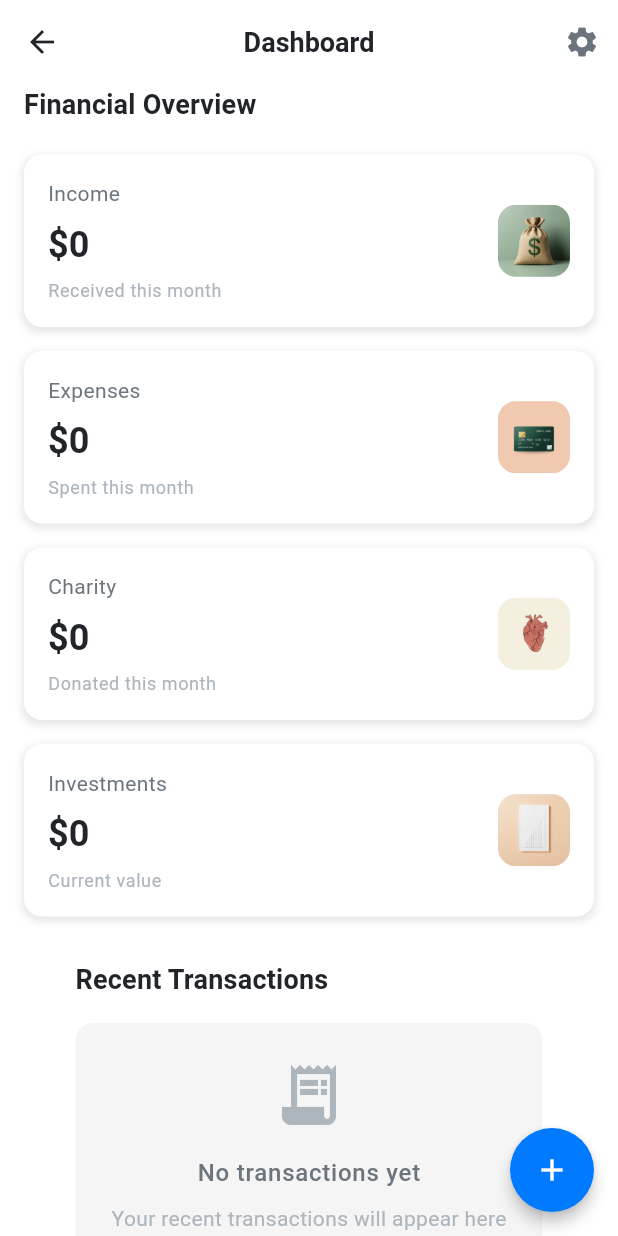
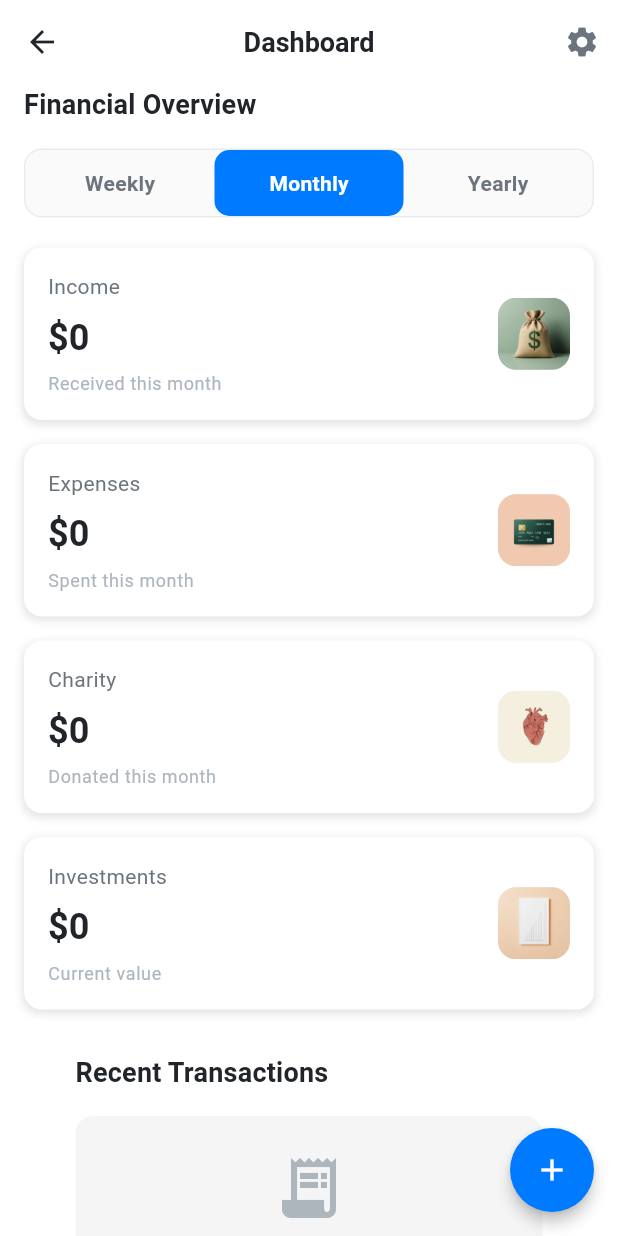
Before and after one commit to aminjafari-dev/money_flow, a Flutter app: the screen it shows after launch, on a phone screen of 412 x 824 dp. Run offline on Flutter 3.47's test engine with Material 3 defaults, Android fonts, the phone set to English and light mode, and no system bars; our stand-ins replace bloc, dartz, flutter_bloc, freezed_annotation, gap, get_it and 2 more; accounts and stored records are empty; Roboto replaces fonts that are missing (SF Pro Display).

Commit message:
Refactor dashboard feature to support time period selection and update Java version
- Updated build.gradle.kts to set Java version to 17 for improved compatibility.
- Introduced TimePeriod enum and TimePeriodSelector widget for selecting data view periods (weekly, monthly, yearly).
- Enhanced DashboardBloc to handle time period changes and updated event and state management accordingly.
- Modified DashboardPage and DashboardSummary to integrate time period selection functionality.
- Updated dashboard_event.dart and dashboard_state.dart to include time period parameters in relevant events and states.
- Improved transaction_item.dart layout for better visual consistency.

These changes enhance the dashboard's functionality by allowing users to select different time periods for data visualization, improving user experience and data interaction.

````diff
--- a/lib/features/dashboard/presentation/bloc/dashboard_bloc.dart
+++ b/lib/features/dashboard/presentation/bloc/dashboard_bloc.dart
@@ -6,6 +6,7 @@ import 'package:money_flow/features/dashboard/domain/usecases/refresh_dashboard_
 import 'package:money_flow/features/dashboard/domain/usecases/update_dashboard_data_usecase.dart';
 import 'package:money_flow/features/dashboard/presentation/bloc/dashboard_event.dart';
 import 'package:money_flow/features/dashboard/presentation/bloc/dashboard_state.dart';
+import 'package:money_flow/features/dashboard/presentation/widgets/time_period_selector.dart';
 
 /// BLoC for managing dashboard-related operations.
 /// This BLoC handles all dashboard-related events and state management.
@@ -63,17 +64,22 @@ class DashboardBloc extends Bloc<DashboardEvent, DashboardState> {
            refreshDashboardData: RefreshDashboardDataState.initial(),
            getCachedDashboardData: GetCachedDashboardDataState.initial(),
            updateDashboardData: UpdateDashboardDataState.initial(),
+           selectedTimePeriod: TimePeriod.monthly,
          ),
        ) {
     // Register event handlers
     on<DashboardEvent>((event, emit) async {
       await event.when(
-        getDashboardData: (userId) => _onGetDashboardData(userId, emit),
-        refreshDashboardData: (userId) => _onRefreshDashboardData(userId, emit),
+        getDashboardData: (userId, timePeriod) =>
+            _onGetDashboardData(userId, timePeriod, emit),
+        refreshDashboardData: (userId, timePeriod) =>
+            _onRefreshDashboardData(userId, timePeriod, emit),
         getCachedDashboardData: (userId) =>
             _onGetCachedDashboardData(userId, emit),
         updateDashboardData: (userId, dashboard) =>
             _onUpdateDashboardData(userId, dashboard, emit),
+        changeTimePeriod: (userId, timePeriod) =>
+            _onChangeTimePeriod(userId, timePeriod, emit),
       );
     });
   }
@@ -83,14 +89,16 @@ class DashboardBloc extends Bloc<DashboardEvent, DashboardState> {
   ///
   /// Parameters:
   /// - [userId]: Unique identifier for the user
+  /// - [timePeriod]: Time period for the data
   /// - [emit]: State emitter for updating the state
   ///
   /// Usage Example:
   /// ```dart
-  /// await _onGetDashboardData('user123', emit);
+  /// await _onGetDashboardData('user123', TimePeriod.monthly, emit);
   /// ```
   Future<void> _onGetDashboardData(
     String userId,
+    TimePeriod timePeriod,
     Emitter<DashboardState> emit,
   ) async {
     // Check if emit is still valid
@@ -141,14 +149,16 @@ class DashboardBloc extends Bloc<DashboardEvent, DashboardState> {
   ///
   /// Parameters:
   /// - [userId]: Unique identifier for the user
+  /// - [timePeriod]: Time period for the data
   /// - [emit]: State emitter for updating the state
   ///
   /// Usage Example:
   /// ```dart
-  /// await _onRefreshDashboardData('user123', emit);
+  /// await _onRefreshDashboardData('user123', TimePeriod.weekly, emit);
   /// ```
   Future<void> _onRefreshDashboardData(
     String userId,
+    TimePeriod timePeriod,
     Emitter<DashboardState> emit,
   ) async {
     // Check if emit is still valid
@@ -328,6 +338,33 @@ class DashboardBloc extends Bloc<DashboardEvent, DashboardState> {
     }
   }
 
+  /// Handles the change time period event.
+  /// This method processes the change time period event and refreshes dashboard data.
+  ///
+  /// Parameters:
+  /// - [userId]: Unique identifier for the user
+  /// - [timePeriod]: New time period to display data for
+  /// - [emit]: State emitter for updating the state
+  ///
+  /// Usage Example:
+  /// ```dart
+  /// await _onChangeTimePeriod('user123', TimePeriod.yearly, emit);
+  /// ```
+  Future<void> _onChangeTimePeriod(
+    String userId,
+    TimePeriod timePeriod,
+    Emitter<DashboardState> emit,
+  ) async {
+    // Check if emit is still valid
+    if (!emit.isDone) {
+      // Update the selected time period
+      emit(state.copyWith(selectedTimePeriod: timePeriod));
+
+      // Refresh dashboard data with new time period
+      await _onGetDashboardData(userId, timePeriod, emit);
+    }
+  }
+
   /// Converts a map to a DashboardEntity.
   /// This method handles the conversion of map data to domain entity.
   ///
--- a/lib/features/dashboard/presentation/bloc/dashboard_event.dart
+++ b/lib/features/dashboard/presentation/bloc/dashboard_event.dart
@@ -1,4 +1,5 @@
 import 'package:freezed_annotation/freezed_annotation.dart';
+import 'package:money_flow/features/dashboard/presentation/widgets/time_period_selector.dart';
 
 part 'dashboard_event.freezed.dart';
 
@@ -24,30 +25,42 @@ class DashboardEvent with _$DashboardEvent {
   ///
   /// Parameters:
   /// - [userId]: Unique identifier for the user
+  /// - [timePeriod]: Time period for the data (weekly, monthly, yearly)
   ///
   /// Usage Example:
   /// ```dart
   /// context.read<DashboardBloc>().add(
-  ///   DashboardEvent.getDashboardData(userId: 'user123'),
+  ///   DashboardEvent.getDashboardData(
+  ///     userId: 'user123',
+  ///     timePeriod: TimePeriod.monthly,
+  ///   ),
   /// );
   /// ```
-  const factory DashboardEvent.getDashboardData({required String userId}) =
-      GetDashboardData;
+  const factory DashboardEvent.getDashboardData({
+    required String userId,
+    @Default(TimePeriod.monthly) TimePeriod timePeriod,
+  }) = GetDashboardData;
 
   /// Event to trigger refreshing dashboard data for a user.
   /// This event recalculates dashboard data from stored transactions.
   ///
   /// Parameters:
   /// - [userId]: Unique identifier for the user
+  /// - [timePeriod]: Time period for the data (weekly, monthly, yearly)
   ///
   /// Usage Example:
   /// ```dart
   /// context.read<DashboardBloc>().add(
-  ///   DashboardEvent.refreshDashboardData(userId: 'user123'),
+  ///   DashboardEvent.refreshDashboardData(
+  ///     userId: 'user123',
+  ///     timePeriod: TimePeriod.weekly,
+  ///   ),
   /// );
   /// ```
-  const factory DashboardEvent.refreshDashboardData({required String userId}) =
-      RefreshDashboardData;
+  const factory DashboardEvent.refreshDashboardData({
+    required String userId,
+    @Default(TimePeriod.monthly) TimePeriod timePeriod,
+  }) = RefreshDashboardData;
 
   /// Event to trigger getting cached dashboard data for offline access.
   /// This event retrieves previously cached dashboard data.
@@ -85,4 +98,25 @@ class DashboardEvent with _$DashboardEvent {
     required String userId,
     required Map<String, dynamic> dashboard,
   }) = UpdateDashboardData;
+
+  /// Event to trigger changing the time period for dashboard data.
+  /// This event updates the selected time period and refreshes the dashboard data.
+  ///
+  /// Parameters:
+  /// - [userId]: Unique identifier for the user
+  /// - [timePeriod]: New time period to display data for
+  ///
+  /// Usage Example:
+  /// ```dart
+  /// context.read<DashboardBloc>().add(
+  ///   DashboardEvent.changeTimePeriod(
+  ///     userId: 'user123',
+  ///     timePeriod: TimePeriod.yearly,
+  ///   ),
+  /// );
+  /// ```
+  const factory DashboardEvent.changeTimePeriod({
+    required String userId,
+    required TimePeriod timePeriod,
+  }) = ChangeTimePeriod;
 }
--- a/lib/features/dashboard/presentation/bloc/dashboard_state.dart
+++ b/lib/features/dashboard/presentation/bloc/dashboard_state.dart
@@ -1,5 +1,6 @@
 import 'package:freezed_annotation/freezed_annotation.dart';
 import 'package:money_flow/features/dashboard/domain/entities/dashboard_entity.dart';
+import 'package:money_flow/features/dashboard/presentation/widgets/time_period_selector.dart';
 
 part 'dashboard_state.freezed.dart';
 
@@ -170,6 +171,7 @@ class DashboardState with _$DashboardState {
   /// - [refreshDashboardData]: State for refresh dashboard data operation
   /// - [getCachedDashboardData]: State for get cached dashboard data operation
   /// - [updateDashboardData]: State for update dashboard data operation
+  /// - [selectedTimePeriod]: Currently selected time period for dashboard data
   ///
   /// Usage Example:
   /// ```dart
@@ -178,6 +180,7 @@ class DashboardState with _$DashboardState {
   ///   refreshDashboardData: RefreshDashboardDataState.initial(),
   ///   getCachedDashboardData: GetCachedDashboardDataState.initial(),
   ///   updateDashboardData: UpdateDashboardDataState.initial(),
+  ///   selectedTimePeriod: TimePeriod.monthly,
   /// );
   /// ```
   const factory DashboardState({
@@ -185,5 +188,6 @@ class DashboardState with _$DashboardState {
     required RefreshDashboardDataState refreshDashboardData,
     required GetCachedDashboardDataState getCachedDashboardData,
     required UpdateDashboardDataState updateDashboardData,
+    @Default(TimePeriod.monthly) TimePeriod selectedTimePeriod,
   }) = _DashboardState;
 }
--- a/lib/features/dashboard/presentation/pages/dashboard_page.dart
+++ b/lib/features/dashboard/presentation/pages/dashboard_page.dart
@@ -8,6 +8,7 @@ import 'package:money_flow/features/dashboard/presentation/bloc/dashboard_event.
 import 'package:money_flow/features/dashboard/presentation/bloc/dashboard_state.dart';
 import 'package:money_flow/features/dashboard/presentation/widgets/dashboard_summary.dart';
 import 'package:money_flow/features/dashboard/presentation/widgets/recent_transactions.dart';
+import 'package:money_flow/features/dashboard/presentation/widgets/time_period_selector.dart';
 import 'package:money_flow/features/dashboard/domain/entities/dashboard_entity.dart';
 
 /// Main dashboard page for displaying financial overview.
@@ -60,11 +61,25 @@ class _DashboardPageState extends State<DashboardPage> {
             return state.getDashboardData.when(
               initial: () => const _InitialWidget(),
               loading: () => const _LoadingWidget(),
-              completed: (dashboard) => _DashboardContent(dashboard: dashboard),
+              completed: (dashboard) => _DashboardContent(
+                dashboard: dashboard,
+                selectedTimePeriod: state.selectedTimePeriod,
+                onTimePeriodChanged: (timePeriod) {
+                  _dashboardBloc.add(
+                    DashboardEvent.changeTimePeriod(
+                      userId: widget.userId,
+                      timePeriod: timePeriod,
+                    ),
+                  );
+                },
+              ),
               error: (message) => _ErrorWidget(
                 message: message,
                 onRetry: () => _dashboardBloc.add(
-                  DashboardEvent.getDashboardData(userId: widget.userId),
+                  DashboardEvent.getDashboardData(
+                    userId: widget.userId,
+                    timePeriod: state.selectedTimePeriod,
+                  ),
                 ),
               ),
             );
@@ -162,15 +177,29 @@ class _DashboardContent extends StatelessWidget {
   /// Dashboard data to display
   final DashboardEntity dashboard;
 
-  const _DashboardContent({required this.dashboard});
+  /// Currently selected time period
+  final TimePeriod selectedTimePeriod;
+
+  /// Callback function called when time period changes
+  final ValueChanged<TimePeriod> onTimePeriodChanged;
+
+  const _DashboardContent({
+    required this.dashboard,
+    required this.selectedTimePeriod,
+    required this.onTimePeriodChanged,
+  });
 
   @override
   Widget build(BuildContext context) {
     return SingleChildScrollView(
       child: Column(
         children: [
-          // Financial Summary Cards
-          DashboardSummary(dashboard: dashboard),
+          // Financial Summary Cards with Time Period Selector
+          DashboardSummary(
+            dashboard: dashboard,
+            selectedTimePeriod: selectedTimePeriod,
+            onTimePeriodChanged: onTimePeriodChanged,
+          ),
           const SizedBox(height: 24),
           // Recent Transactions
           RecentTransactions(transactions: dashboard.recentTransactions),
--- a/lib/features/dashboard/presentation/widgets/dashboard_summary.dart
+++ b/lib/features/dashboard/presentation/widgets/dashboard_summary.dart
@@ -4,21 +4,37 @@ import 'package:money_flow/core/theme/app_colors.dart';
 import 'package:money_flow/core/constants/image_path.dart';
 import 'package:money_flow/features/dashboard/domain/entities/dashboard_entity.dart';
 import 'package:money_flow/features/dashboard/presentation/widgets/dashboard_card.dart';
+import 'package:money_flow/features/dashboard/presentation/widgets/time_period_selector.dart';
 
 /// Widget for displaying the financial summary section of the dashboard.
-/// This widget shows key financial metrics in card format.
+/// This widget shows key financial metrics in card format with time period selector.
 ///
 /// Usage Example:
 /// ```dart
 /// DashboardSummary(
 ///   dashboard: dashboardEntity,
-/// ),
+///   selectedTimePeriod: TimePeriod.monthly,
+///   onTimePeriodChanged: (period) {
+///     // Handle time period change
+///   },
+/// );
 /// ```
 class DashboardSummary extends StatelessWidget {
   /// Dashboard entity containing financial data
   final DashboardEntity dashboard;
 
-  const DashboardSummary({super.key, required this.dashboard});
+  /// Currently selected time period
+  final TimePeriod selectedTimePeriod;
+
+  /// Callback function called when time period changes
+  final ValueChanged<TimePeriod> onTimePeriodChanged;
+
+  const DashboardSummary({
+    super.key,
+    required this.dashboard,
+    required this.selectedTimePeriod,
+    required this.onTimePeriodChanged,
+  });
 
   @override
   Widget build(BuildContext context) {
@@ -34,6 +50,12 @@ class DashboardSummary extends StatelessWidget {
             fontWeight: FontWeight.bold,
             fontSize: 18,
           ),
+        ),
+        GGap.medium(),
+        // Time Period Selector
+        TimePeriodSelector(
+          selectedPeriod: selectedTimePeriod,
+          onPeriodChanged: onTimePeriodChanged,
         ),
         GGap.medium(),
         // Financial Cards Grid
--- a/lib/features/dashboard/presentation/widgets/recent_transactions.dart
+++ b/lib/features/dashboard/presentation/widgets/recent_transactions.dart
@@ -34,7 +34,7 @@ class RecentTransactions extends StatelessWidget {
             fontSize: 18,
           ),
         ),
-        GGap.medium(),
+        const SizedBox(height: 16),
         // Transactions List
         if (transactions.isEmpty)
           _buildEmptyState()
@@ -85,16 +85,8 @@ class RecentTransactions extends StatelessWidget {
   /// - [Widget]: Transactions list widget
   Widget _buildTransactionsList() {
     return Column(
-      children: transactions.asMap().entries.map((entry) {
-        final index = entry.key;
-        final transaction = entry.value;
-        return Column(
-          children: [
-            TransactionItem(transaction: transaction),
-            // Add proper spacing between transactions (except for the last one)
-            if (index < transactions.length - 1) GGap.small(),
-          ],
-        );
+      children: transactions.map((transaction) {
+        return TransactionItem(transaction: transaction);
       }).toList(),
     );
   }
--- /dev/null
+++ b/lib/features/dashboard/presentation/widgets/time_period_selector.dart
@@ -0,0 +1,140 @@
+import 'package:flutter/material.dart';
+import 'package:money_flow/core/widgets/widgets.dart';
+import 'package:money_flow/core/theme/app_colors.dart';
+
+/// Enum for different time periods that can be selected in the dashboard.
+/// This enum defines the available time periods for viewing financial data.
+///
+/// Usage Example:
+/// ```dart
+/// TimePeriod.weekly // Shows weekly data
+/// TimePeriod.monthly // Shows monthly data
+/// TimePeriod.yearly // Shows yearly data
+/// ```
+enum TimePeriod {
+  /// Weekly time period - shows data for the current week
+  weekly,
+
+  /// Monthly time period - shows data for the current month
+  monthly,
+
+  /// Yearly time period - shows data for the current year
+  yearly,
+}
+
+/// Extension on TimePeriod to provide display names and other utilities.
+/// This extension adds convenient methods for working with TimePeriod enum.
+///
+/// Usage Example:
+/// ```dart
+/// TimePeriod.weekly.displayName // Returns "Weekly"
+/// TimePeriod.monthly.getShortName() // Returns "Monthly"
+/// ```
+extension TimePeriodExtension on TimePeriod {
+  /// Gets the display name for the time period.
+  /// This method returns a user-friendly string representation of the time period.
+  ///
+  /// Returns:
+  /// - [String]: Display name of the time period
+  String get displayName {
+    switch (this) {
+      case TimePeriod.weekly:
+        return 'Weekly';
+      case TimePeriod.monthly:
+        return 'Monthly';
+      case TimePeriod.yearly:
+        return 'Yearly';
+    }
+  }
+
+  /// Gets the short name for the time period.
+  /// This method returns a shorter string representation of the time period.
+  ///
+  /// Returns:
+  /// - [String]: Short name of the time period
+  String getShortName() {
+    switch (this) {
+      case TimePeriod.weekly:
+        return 'Week';
+      case TimePeriod.monthly:
+        return 'Month';
+      case TimePeriod.yearly:
+        return 'Year';
+    }
+  }
+}
+
+/// Widget for selecting time periods in the dashboard.
+/// This widget displays a segmented control allowing users to switch between
+/// Weekly, Monthly, and Yearly views of their financial data.
+///
+/// Usage Example:
+/// ```dart
+/// TimePeriodSelector(
+///   selectedPeriod: TimePeriod.monthly,
+///   onPeriodChanged: (period) {
+///     // Handle period change
+///     print('Selected period: ${period.displayName}');
+///   },
+/// )
+/// ```
+class TimePeriodSelector extends StatelessWidget {
+  /// Currently selected time period
+  final TimePeriod selectedPeriod;
+
+  /// Callback function called when time period changes
+  final ValueChanged<TimePeriod> onPeriodChanged;
+
+  const TimePeriodSelector({
+    super.key,
+    required this.selectedPeriod,
+    required this.onPeriodChanged,
+  });
+
+  @override
+  Widget build(BuildContext context) {
+    return Container(
+      margin: const EdgeInsets.symmetric(horizontal: 16),
+      decoration: BoxDecoration(
+        color: AppColors.surface,
+        borderRadius: BorderRadius.circular(12),
+        border: Border.all(color: AppColors.border, width: 1),
+      ),
+      child: Row(
+        children: TimePeriod.values.map((period) {
+          // Check if this period is currently selected
+          final isSelected = period == selectedPeriod;
+
+          return Expanded(
+            child: GestureDetector(
+              onTap: () {
+                // Only trigger callback if period actually changed
+                if (!isSelected) {
+                  onPeriodChanged(period);
+                }
+              },
+              child: Container(
+                padding: const EdgeInsets.symmetric(vertical: 12),
+                decoration: BoxDecoration(
+                  color: isSelected ? AppColors.primary : Colors.transparent,
+                  borderRadius: BorderRadius.circular(10),
+                ),
+                child: Center(
+                  child: GText(
+                    period.displayName,
+                    style: GTextStyle.bodyMedium,
+                    fontWeight: FontWeight.w600,
+                    color: isSelected
+                        ? AppColors.textWhite
+                        : AppColors.textSecondary,
+                    fontSize: 14,
+                  ),
+                ),
+              ),
+            ),
+          );
+        }).toList(),
+      ),
+    );
+  }
+}
````
Also changed, not shown: lib/features/dashboard/presentation/widgets/transaction_item.dart (+16 -14 lines), lib/features/dashboard/presentation/bloc/dashboard_event.freezed.dart, lib/features/dashboard/presentation/bloc/dashboard_state.freezed.dart, 1 other file.
